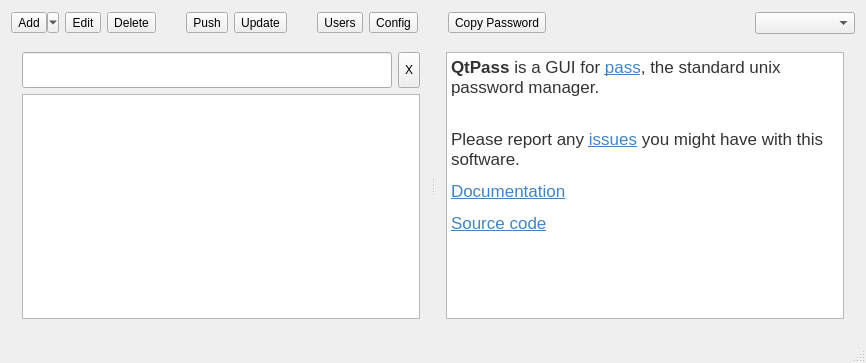
The window that mainwindow.ui (IJHack/QtPass) describes before a commit, drawn with Qt 5.
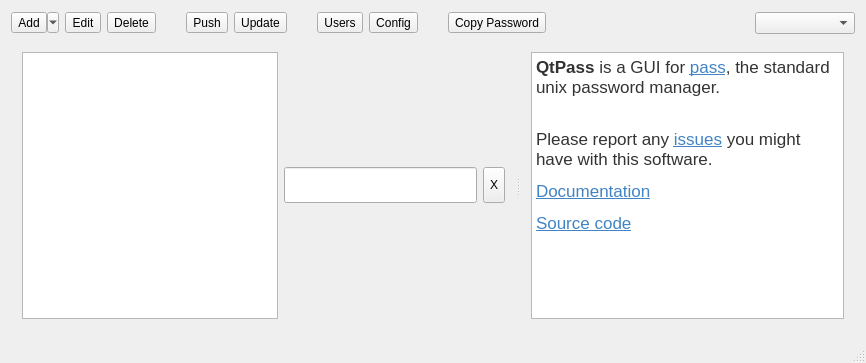
The same window after the commit. Icons and pictures are not drawn.

Commit message: Cleaner OSX build

Patch:
```diff
--- a/mainwindow.ui
+++ b/mainwindow.ui
@@ -253,6 +253,9 @@
        <layout class="QVBoxLayout" name="verticalLayoutTree">
         <item>
          <layout class="QHBoxLayout" name="horizontalLayout">
+          <item>
+           <widget class="QTreeView" name="treeView"/>
+          </item>
           <item>
            <widget class="QLineEdit" name="lineEdit">
             <property name="minimumSize">
@@ -285,9 +288,6 @@
           </item>
          </layout>
         </item>
-        <item>
-         <widget class="QTreeView" name="treeView"/>
-        </item>
        </layout>
       </widget>
       <widget class="QWidget" name="verticalLayoutWidget">
```
Left out of the diff: 19 changed lines with no effect on the pictures. The commit also changes 1 other file.
